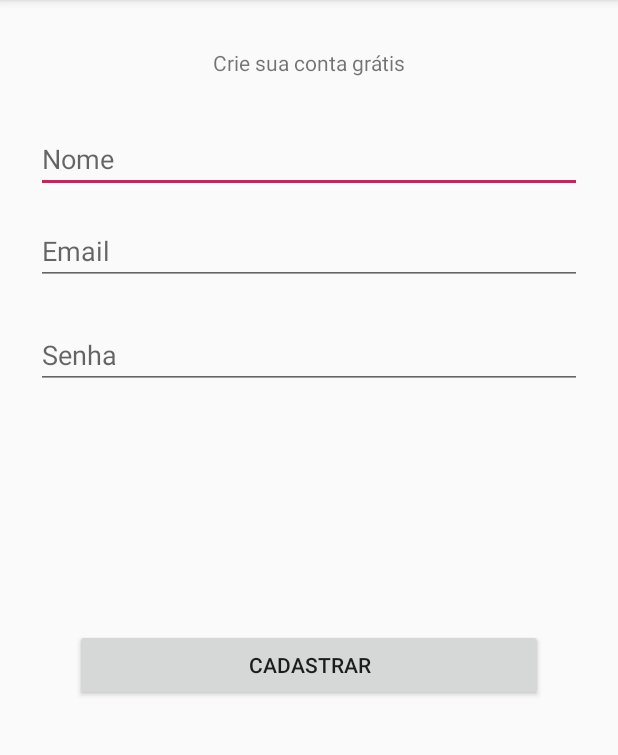
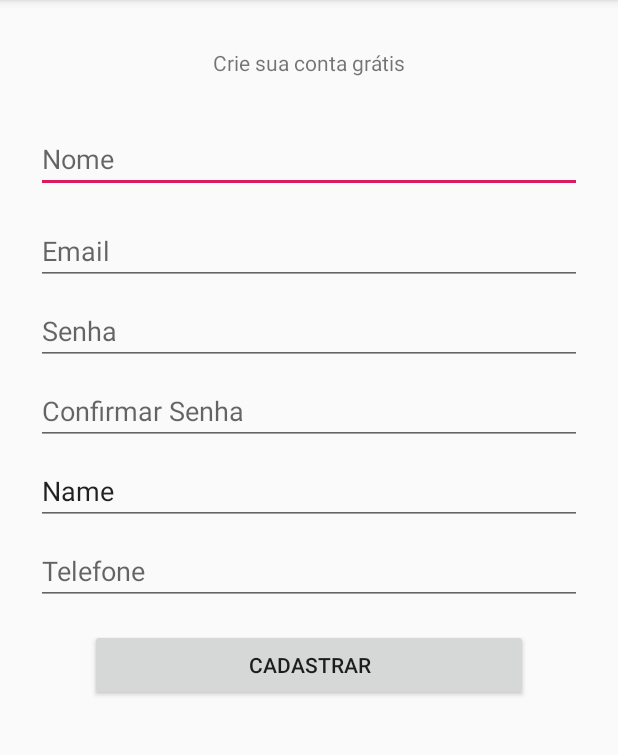
Before and after one commit to eraldoakosoft/LF, an Android app: the CadastroActivity screen opened directly, with no data from a screen before it, on a phone screen of 412 x 824 dp, the part 84-839 px from its top. Run offline under Robolectric (Android 15) with nearby library versions, the phone set to English and light mode, and no system bars; our stand-ins replace Firebase (no records; nobody signed in at launch, a user with empty details on screens opened directly).

Commit message:
Criei a nova tela principal

```diff
--- a/app/src/main/res/layout/activity_cadastro.xml
+++ b/app/src/main/res/layout/activity_cadastro.xml
@@ -12,7 +12,7 @@
         android:layout_width="wrap_content"
         android:layout_height="wrap_content"
         android:layout_marginTop="32dp"
-        android:text="Crie sua conta grátis"
+        android:text="@string/criesuacontagratis"
         app:layout_constraintEnd_toEndOf="parent"
         app:layout_constraintStart_toStartOf="parent"
         app:layout_constraintTop_toTopOf="parent" />
@@ -49,20 +49,21 @@
         android:id="@+id/btnCadastra"
         android:layout_width="0dp"
         android:layout_height="wrap_content"
-        android:layout_marginStart="50dp"
-        android:layout_marginTop="160dp"
-        android:layout_marginEnd="50dp"
+        android:layout_marginStart="60dp"
+        android:layout_marginTop="16dp"
+        android:layout_marginEnd="60dp"
         android:text="CADASTRAR"
         app:layout_constraintEnd_toEndOf="parent"
+        app:layout_constraintHorizontal_bias="1.0"
         app:layout_constraintStart_toStartOf="parent"
-        app:layout_constraintTop_toBottomOf="@+id/txtSenha" />
+        app:layout_constraintTop_toBottomOf="@+id/editText3" />
 
     <EditText
         android:id="@+id/txtSenha"
         android:layout_width="0dp"
         android:layout_height="wrap_content"
         android:layout_marginStart="24dp"
-        android:layout_marginTop="24dp"
+        android:layout_marginTop="8dp"
         android:layout_marginEnd="24dp"
         android:ems="10"
         android:hint="Senha"
@@ -70,4 +71,49 @@
         app:layout_constraintEnd_toEndOf="parent"
         app:layout_constraintStart_toStartOf="parent"
         app:layout_constraintTop_toBottomOf="@+id/txtEmail" />
+
+    <EditText
+        android:id="@+id/editText2"
+        android:layout_width="0dp"
+        android:layout_height="wrap_content"
+        android:layout_marginStart="24dp"
+        android:layout_marginTop="8dp"
+        android:layout_marginEnd="24dp"
+        android:ems="10"
+        android:inputType="textPersonName"
+        android:text="Name"
+        app:layout_constraintEnd_toEndOf="parent"
+        app:layout_constraintHorizontal_bias="0.0"
+        app:layout_constraintStart_toStartOf="parent"
+        app:layout_constraintTop_toBottomOf="@+id/editText4" />
+
+    <EditText
+        android:id="@+id/editText3"
+        android:layout_width="0dp"
+        android:layout_height="wrap_content"
+        android:layout_marginStart="24dp"
+        android:layout_marginTop="8dp"
+        android:layout_marginEnd="24dp"
+        android:ems="10"
+        android:hint="Telefone"
+        android:inputType="phone"
+        app:layout_constraintEnd_toEndOf="parent"
+        app:layout_constraintHorizontal_bias="1.0"
+        app:layout_constraintStart_toStartOf="parent"
+        app:layout_constraintTop_toBottomOf="@+id/editText2" />
+
+    <EditText
+        android:id="@+id/editText4"
+        android:layout_width="0dp"
+        android:layout_height="45dp"
+        android:layout_marginStart="24dp"
+        android:layout_marginTop="8dp"
+        android:layout_marginEnd="24dp"
+        android:ems="10"
+        android:hint="Confirmar Senha"
+        android:inputType="textPassword"
+        app:layout_constraintEnd_toEndOf="parent"
+        app:layout_constraintHorizontal_bias="1.0"
+        app:layout_constraintStart_toStartOf="parent"
+        app:layout_constraintTop_toBottomOf="@+id/txtSenha" />
 </androidx.constraintlayout.widget.ConstraintLayout>
--- a/app/src/main/res/values/strings.xml
+++ b/app/src/main/res/values/strings.xml
@@ -7,6 +7,7 @@
     <string name="nav_header_subtitle">android.studio@android.com</string>
     <string name="nav_header_desc">Navigation header</string>
     <string name="action_settings">Settings</string>
+    <string name="criesuacontagratis">Crie sua conta grátis</string>
 
     <string name="menu_home">Home</string>
     <string name="menu_gallery">Gallery</string>
```
